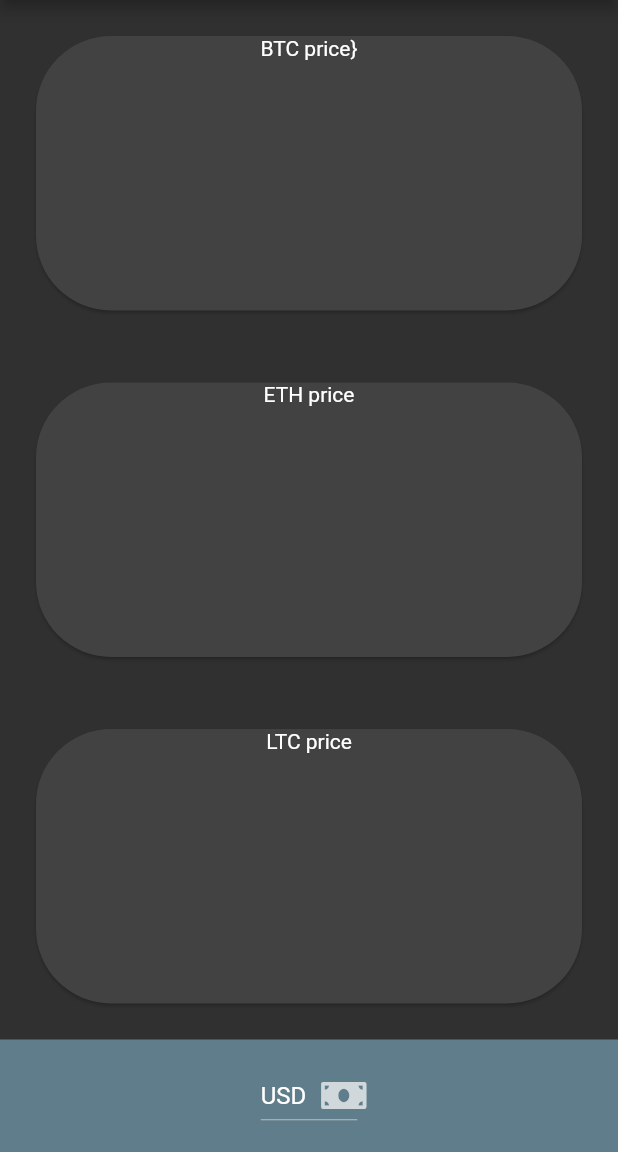
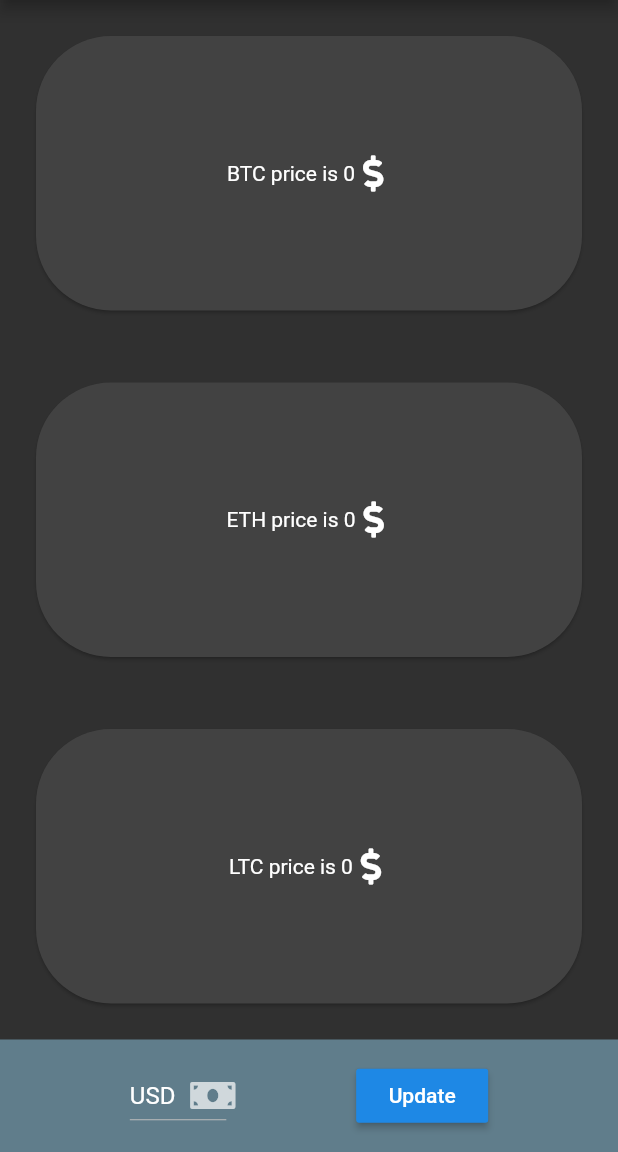
Before and after one commit to AvoMandjian/bitcoin_price_checker, a Flutter app: the screen it shows after launch, after a tap on "Crypto Prices", on a phone screen of 412 x 824 dp, the part 84-1236 px from its top. Run offline on Flutter 3.47's test engine with Material 2 defaults, Android fonts, the phone set to English and light mode, and no system bars; our stand-ins replace flutter_spinkit, font_awesome_flutter; network calls fail.

Commit message:
update button

```diff
--- a/lib/CustomWidgets.dart
+++ b/lib/CustomWidgets.dart
@@ -26,9 +26,16 @@ class CardCustom extends StatelessWidget {
       child: Card(
         shape: RoundedRectangleBorder(
             borderRadius: BorderRadius.all(Radius.circular(50))),
-        child: Text(
+        child: Row(
+          crossAxisAlignment: CrossAxisAlignment.center,
+          mainAxisAlignment: MainAxisAlignment.center,
+          children: <Widget>[
+            Text(
               text,
               textAlign: TextAlign.center,
+            ),
+            Icon(FontAwesomeIcons.dollarSign),
+          ],
         ),
       ),
     );
@@ -57,10 +64,6 @@ class _ButtomContainerState extends State<ButtomContainer> {
 }
 
 class DropDownCustom extends StatefulWidget {
-  const DropDownCustom({
-    Key key,
-  }) : super(key: key);
-
   @override
   _DropDownCustomState createState() => _DropDownCustomState();
 }
@@ -71,7 +74,10 @@ class _DropDownCustomState extends State<DropDownCustom> {
   @override
   Widget build(BuildContext context) {
     return Center(
-      child: DropdownButton<String>(
+      child: Row(
+        mainAxisAlignment: MainAxisAlignment.spaceEvenly,
+        children: <Widget>[
+          DropdownButton<String>(
             value: dropdownValue,
             icon: Icon(FontAwesomeIcons.moneyBill),
             iconSize: 24,
@@ -79,6 +85,7 @@ class _DropDownCustomState extends State<DropDownCustom> {
             onChanged: (String newValue) {
               setState(() {
                 dropdownValue = newValue;
+                return newValue;
               });
             },
             items: <String>['USD', 'EURO', 'LBP', 'JPY']
@@ -89,6 +96,12 @@ class _DropDownCustomState extends State<DropDownCustom> {
               );
             }).toList(),
           ),
+          RaisedButton(
+            onPressed: () {},
+            child: Text('Update'),
+          ),
+        ],
+      ),
     );
   }
 }
--- a/lib/crypto-price-screen.dart
+++ b/lib/crypto-price-screen.dart
@@ -1,6 +1,6 @@
-import 'package:bitcoin_price_checker/GetPrice.dart';
 import 'package:flutter/material.dart';
-
+import 'dart:convert';
+import 'package:http/http.dart' as http;
 import 'CustomWidgets.dart';
 
 class CryptoPrice extends StatefulWidget {
@@ -9,9 +9,31 @@ class CryptoPrice extends StatefulWidget {
 }
 
 class _CryptoPriceState extends State<CryptoPrice> {
+  String url =
+      'https://min-api.cryptocompare.com/data/pricemulti?fsyms=BTC,ETH,LTC&tsyms=USD,EUR,JPY,LBP,AMD&api_key=902c1a8bb7583958c33e91f267157417945f5714fd885d5c89584022ac9697e4';
+  var data;
+  double priceBTC = 0;
+  double priceETH = 0;
+  double priceLTC = 0;
+  List allData = [0, 0, 0];
+  String currency = 'USD';
   @override
   void initState() {
     super.initState();
+    getData();
+  }
+
+  Future getData() async {
+    http.Response response = await http.get(url);
+    setState(() {
+      data = json.decode(response.body);
+      priceBTC = data['BTC'][currency];
+      priceETH = data['ETH'][currency];
+      priceLTC = data['LTC'][currency];
+
+      allData = [priceBTC, priceETH, priceLTC];
+    });
+    return allData;
   }
 
   @override
@@ -26,17 +48,17 @@ class _CryptoPriceState extends State<CryptoPrice> {
         children: <Widget>[
           Expanded(
             child: CardCustom(
-              text: 'BTC price}',
+              text: 'BTC price is ${allData[0]}',
             ),
           ),
           Expanded(
             child: CardCustom(
-              text: 'ETH price',
+              text: 'ETH price is ${allData[1]}',
             ),
           ),
           Expanded(
             child: CardCustom(
-              text: 'LTC price',
+              text: 'LTC price is ${allData[2]}',
             ),
           ),
           ButtomContainer(),
--- a/lib/main.dart
+++ b/lib/main.dart
@@ -1,5 +1,6 @@
 import 'package:flutter/material.dart';
 import 'crypto-price-screen.dart';
+import 'loadingScreen.dart';
 import 'material-price-screen.dart';
 import 'home-screen.dart';
 
@@ -15,6 +16,7 @@ class MyApp extends StatelessWidget {
         '/': (context) => HomeScreen(),
         '/CryptoPrice': (context) => CryptoPrice(),
         '/MaterialPricePage': (context) => MaterialPricePage(),
+        '/loadingScreen': (context) => LoadingScreen(),
       },
     );
   }
--- a/pubspec.yaml
+++ b/pubspec.yaml
@@ -25,6 +25,7 @@ dependencies:
   cupertino_icons: ^0.1.2
   font_awesome_flutter: ^8.7.0
   http: ^0.12.0+4
+  flutter_spinkit: "^4.1.2"
 
 dev_dependencies:
   flutter_test:
```
Also changed, not shown: lib/GetPrice.dart (deleted, +0 -19 lines), lib/loadingScreen.dart (added, +19 -0 lines), pubspec.lock. Lines whose indentation alone changed are shown as unchanged.
